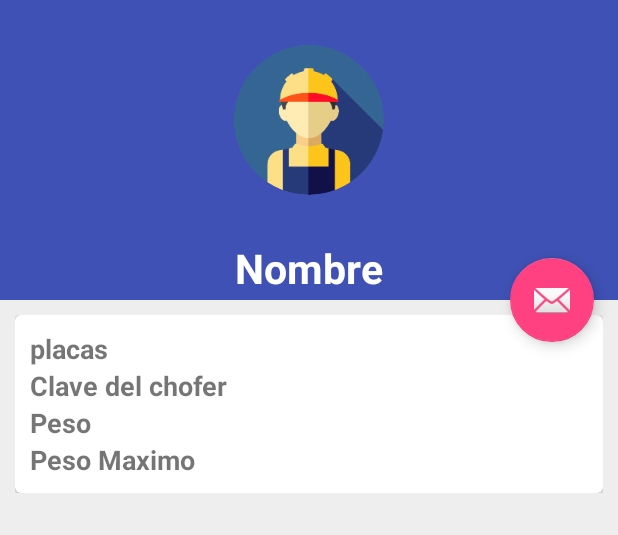
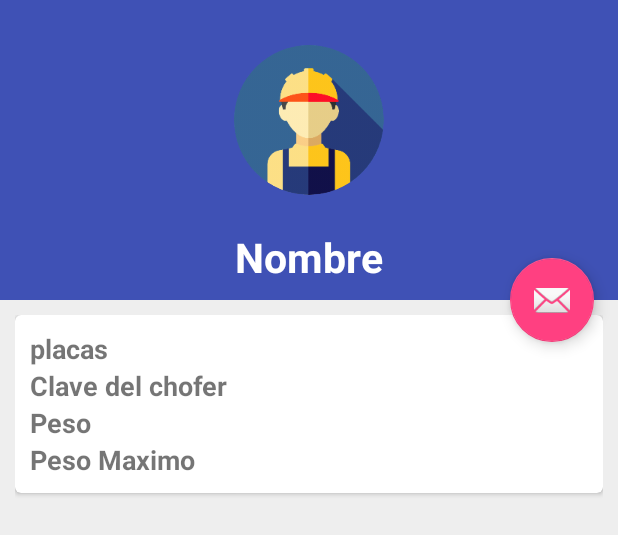
Before and after one commit to Saul1317/EntregasAcerosOcotlan, an Android app: the layout activity_scrolling_rutas.xml on its own in the app's theme, with its tools: preview values and no code run, on a phone screen of 412 x 824 dp. Shown: the top 535 px of the screen. Run offline under Robolectric (Android 15) with nearby library versions, the phone set to English and light mode, and no system bars.

Commit message:
Rutas choferes diseño v2

```diff
--- a/app/src/main/AndroidManifest.xml
+++ b/app/src/main/AndroidManifest.xml
@@ -41,7 +41,7 @@
             android:theme="@style/AppTheme.NoActionBar" />
         <activity
             android:name=".controlador.ScrollingRutasActivity"
-            android:label="@string/title_activity_scrolling_rutas"
+            android:label=" "
             android:theme="@style/AppTheme.NoActionBar" />
     </application>
 
--- a/app/src/main/java/com/acerosocotlan/entregasacerosocotlan/controlador/SplashActivity.java
+++ b/app/src/main/java/com/acerosocotlan/entregasacerosocotlan/controlador/SplashActivity.java
@@ -27,7 +27,7 @@ public class SplashActivity extends AppCompatActivity {
 
         if (!TextUtils.isEmpty(MetodosSharedPreference.getSociedadPref(prs))
                 && !TextUtils.isEmpty(MetodosSharedPreference.getSociedadPref(prs))
-                && !TextUtils.isEmpty(String.valueOf(MetodosSharedPreference.getCamionPref(prs)))){
+                && !TextUtils.isEmpty(String.valueOf(MetodosSharedPreference.ObtenerPlacasPref(prs)))){
             startActivity(intentRutas);
         }else{
             startActivity(intentSelector);
--- a/app/src/main/res/layout/activity_scrolling_rutas.xml
+++ b/app/src/main/res/layout/activity_scrolling_rutas.xml
@@ -14,7 +14,6 @@
         android:layout_height="@dimen/app_barra_altura"
         android:fitsSystemWindows="true"
         android:theme="@style/AppTheme.AppBarOverlay">
-
         <android.support.design.widget.CollapsingToolbarLayout
             android:id="@+id/toolbar_layout"
             android:layout_width="match_parent"
@@ -23,7 +22,6 @@
             app:contentScrim="?attr/colorPrimary"
             app:layout_scrollFlags="scroll|exitUntilCollapsed"
             app:toolbarId="@+id/toolbar">
-
                 <TextView
                     android:id="@+id/txt_nombre_perfil_chofer"
                     android:layout_width="wrap_content"
@@ -33,9 +31,8 @@
                     android:textSize="27sp"
                     android:textStyle="bold"
                     android:elevation="10dp"
-                android:layout_gravity="center_horizontal"
-                android:layout_marginTop="160dp"/>
-
+                    android:layout_gravity="center_horizontal|bottom"
+                    android:paddingBottom="10dp"/>
             <android.support.v7.widget.Toolbar
                 android:id="@+id/toolbar_rutas"
                 android:layout_width="match_parent"
--- a/app/src/main/res/layout/content_scrolling_rutas.xml
+++ b/app/src/main/res/layout/content_scrolling_rutas.xml
@@ -7,7 +7,6 @@
     app:layout_behavior="@string/appbar_scrolling_view_behavior"
     tools:context="com.acerosocotlan.entregasacerosocotlan.controlador.ScrollingRutasActivity"
     tools:showIn="@layout/activity_scrolling_rutas">
-
     <LinearLayout
         android:layout_width="match_parent"
         android:layout_height="match_parent"
@@ -21,9 +20,6 @@
             android:layout_width="match_parent"
             android:layout_height="wrap_content"
             cardview:cardCornerRadius="@dimen/cardview_radius_choferes">
-            <FrameLayout
-                android:layout_width="match_parent"
-                android:layout_height="match_parent">
                 <LinearLayout
                     android:layout_width="match_parent"
                     android:layout_height="match_parent"
@@ -44,27 +40,26 @@
                         android:textSize="18sp"
                         android:textStyle="bold"/>
                     <TextView
-                        android:id="@+id/txt_fecha_salida"
+                        android:id="@+id/txt_peso_camion"
                         android:layout_width="wrap_content"
                         android:layout_height="wrap_content"
                         android:text="Peso"
                         android:textSize="18sp"
                         android:textStyle="bold"/>
                     <TextView
-                        android:id="@+id/txt_numero_entrega"
+                        android:id="@+id/txt_peso_maximo_camion"
                         android:layout_width="wrap_content"
                         android:layout_height="wrap_content"
                         android:text="Peso Maximo"
                         android:textSize="18sp"
                         android:textStyle="bold"/>
                 </LinearLayout>
-            </FrameLayout>
         </android.support.v7.widget.CardView>
         <android.support.v7.widget.RecyclerView
             android:id="@+id/rutas_recycler"
             android:layout_width="match_parent"
-            android:layout_height="match_parent">
+            android:layout_height="match_parent"
+            android:layout_marginVertical="10dp">
         </android.support.v7.widget.RecyclerView>
     </LinearLayout>
-
 </android.support.v4.widget.NestedScrollView>
```
Also changed, not shown: app/src/main/java/com/acerosocotlan/entregasacerosocotlan/Adaptador/AdapterRecyclerView.java (+13 -0 lines), app/src/main/java/com/acerosocotlan/entregasacerosocotlan/Adaptador/AdapterRecyclerViewEntregaCamion.java (added, +55 -0 lines), app/src/main/java/com/acerosocotlan/entregasacerosocotlan/Adaptador/AdapterRecyclerViewRutaCamion.java (+12 -1 lines), app/src/main/java/com/acerosocotlan/entregasacerosocotlan/controlador/ScrollingRutasActivity.java (+31 -3 lines), app/src/main/java/com/acerosocotlan/entregasacerosocotlan/modelo/MetodosSharedPreference.java (+39 -4 lines), app/src/main/res/layout/activity_descarga_entrega.xml (+0 -7 lines), app/src/main/res/layout/cardview_rutas.xml (+3 -6 lines). Lines whose indentation alone changed are shown as unchanged.
